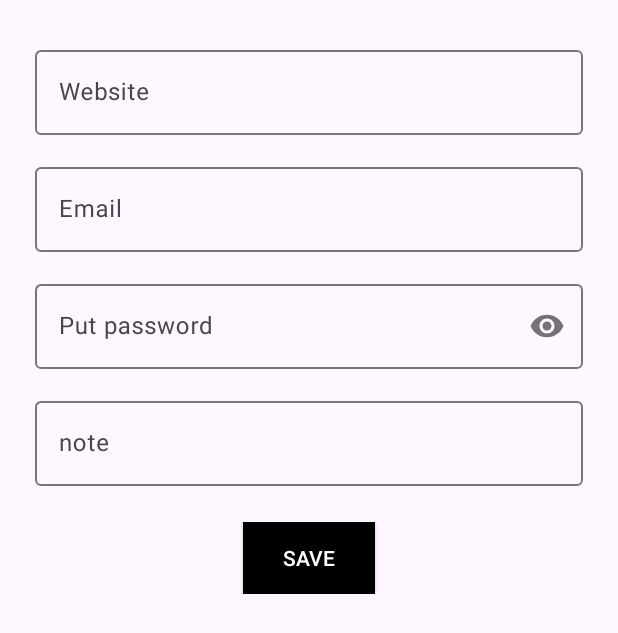
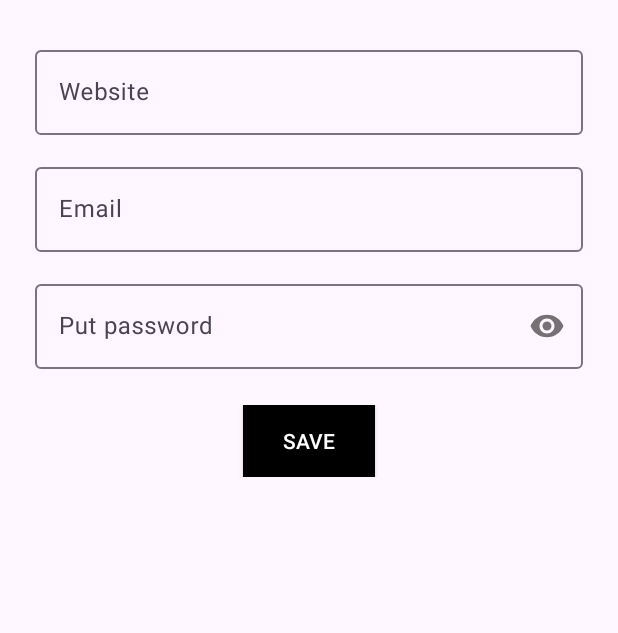
Before and after one commit to Damncaf-goin-crazy/int_project, an Android app: the EditFragment screen opened through its navigation route, on a phone screen of 412 x 824 dp. Shown: the top 633 px of the screen. Run offline under Robolectric (Android 15) with nearby library versions, the phone set to English and light mode, and no system bars.

Commit message:
Last commit. Bugs fixed

```diff
--- a/app/src/main/java/com/example/vkapp/ui/biometricFragment/BiometricFragment.kt
+++ b/app/src/main/java/com/example/vkapp/ui/biometricFragment/BiometricFragment.kt
@@ -60,7 +60,7 @@ class BiometricFragment : Fragment() {
                 } else {
                     Toast.makeText(
                         context,
-                        "Password should be at least 6 characters",
+                        "Password should be at least 6 characters long",
                         Toast.LENGTH_SHORT
                     ).show()
                 }
--- a/app/src/main/res/layout/fragment_edit.xml
+++ b/app/src/main/res/layout/fragment_edit.xml
@@ -102,31 +102,6 @@
 
         <LinearLayout
             android:layout_width="match_parent"
-            android:layout_height="wrap_content"
-            android:gravity="center"
-            android:orientation="horizontal"
-            android:padding="8dp">
-
-            <com.google.android.material.textfield.TextInputLayout
-                android:layout_width="match_parent"
-                android:layout_height="wrap_content"
-                android:layout_marginStart="10dp"
-                android:layout_marginEnd="10dp">
-
-                <EditText
-                    android:id="@+id/etNote"
-                    android:layout_width="match_parent"
-                    android:layout_height="wrap_content"
-                    android:hint="note"
-                    android:inputType="text"
-                    android:maxLines="5" />
-
-            </com.google.android.material.textfield.TextInputLayout>
-
-        </LinearLayout>
-
-        <LinearLayout
-            android:layout_width="match_parent"
             android:layout_height="match_parent"
             android:orientation="vertical">
 
```
